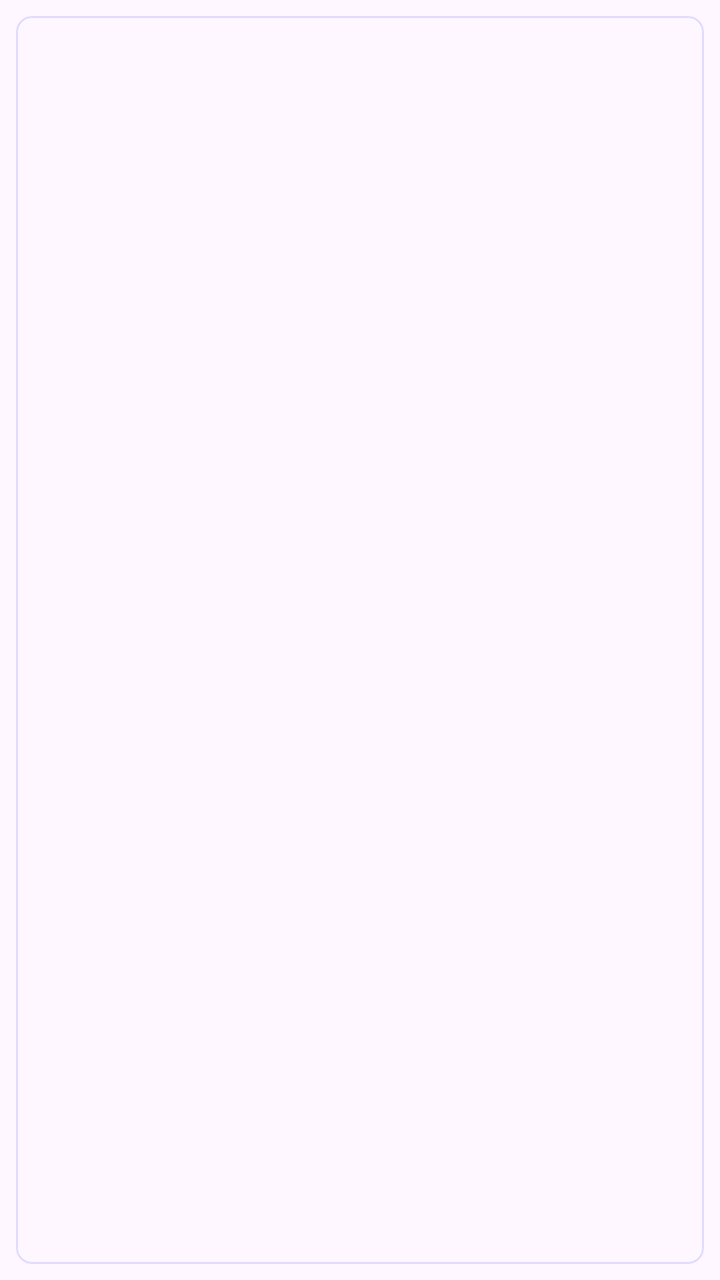
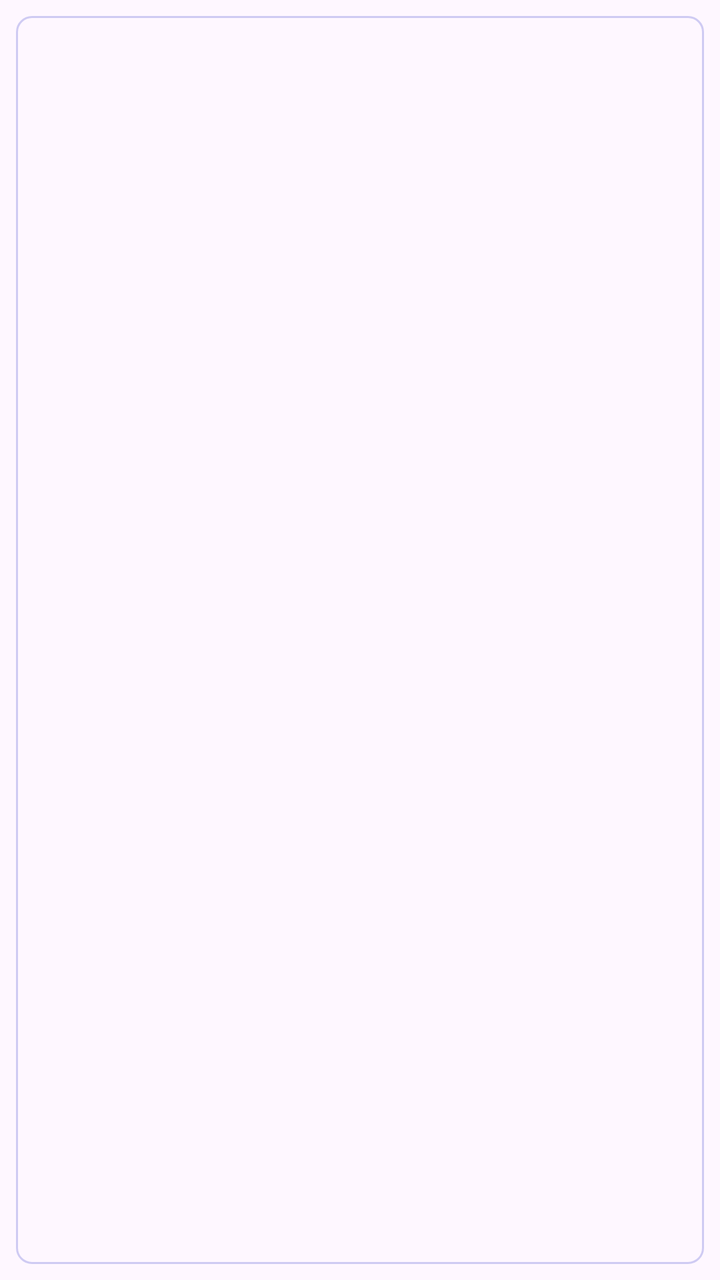

The first picture is an Android layout as it rendered before a commit; the second is the same layout after the commit. The layout source and the unified diff follow.
<!-- AndroidManifest.xml: application theme Theme.SpaceAdvisor -->
<!-- res/layout/layout_single_filter_chip.xml -->
<?xml version="1.0" encoding="utf-8"?>
<com.google.android.material.chip.Chip xmlns:android="http://schemas.android.com/apk/res/android"
    xmlns:app="http://schemas.android.com/apk/res-auto"
    style="@style/Widget.Material3.Chip.Filter"
    android:layout_width="wrap_content"
    android:layout_height="wrap_content"
    app:chipBackgroundColor="@color/chip_fill"
    app:chipStrokeColor="@color/chip_stroke"
    app:chipStrokeWidth="1dp" />
<!-- resources referenced by this layout -->
<resources>
  <style name="Theme.SpaceAdvisor" parent="Base.Theme.SpaceAdvisor">
          <item name="colorPrimary">@color/primary</item>
          <item name="customColorPrimary">@color/primary</item>
          <item name="customColorPrimaryGlow">@color/primary_glow</item>
          <item name="customColorPrimaryFaded">@color/primary_faded</item>
          <item name="customColorPrimaryLight">@color/primary_light</item>
          <item name="customColorPrimaryVariant">@color/primary_variant</item>
          <item name="customColorPrimaryVariantFaded">@color/primary_variant_faded</item>
      </style>
  <style name="Base.Theme.SpaceAdvisor" parent="Theme.Material3.DayNight.NoActionBar">
          <item name="colorPrimary">@color/primary</item>
      </style>
  <color name="primary">@color/space_purple</color>
  <color name="primary_glow">@color/space_purple_glow</color>
  <color name="primary_faded">@color/space_purple_faded</color>
  <color name="primary_light">@color/space_purple_light</color>
  <color name="primary_variant">@color/space_pink</color>
  <color name="primary_variant_faded">@color/space_pink_faded</color>
  <color name="space_purple">#575AD3</color>
  <color name="space_purple_glow">#48575AD3</color>
  <color name="space_purple_faded">#50A0A0FF</color>
  <color name="space_purple_light">#A0A0FF</color>
  <color name="space_pink">#AE52D4</color>
  <color name="space_pink_faded">#20AE52D4</color>
</resources>

<!-- the commit's change to res/layout/layout_single_filter_chip.xml (unified diff, before → after) -->
@@ -4,6 +4,6 @@
     style="@style/Widget.Material3.Chip.Filter"
     android:layout_width="wrap_content"
     android:layout_height="wrap_content"
-    app:chipBackgroundColor="@color/chip_fill"
-    app:chipStrokeColor="@color/chip_stroke"
+    app:chipBackgroundColor="@color/chip_fill_checked"
+    app:chipStrokeColor="@color/chip_stroke_checked"
     app:chipStrokeWidth="1dp" />
<!-- resource entries referenced after the edit -->
@@ -1,27 +1,21 @@
 <!-- resources referenced by this layout -->
 <resources>
   <style name="Theme.SpaceAdvisor" parent="Base.Theme.SpaceAdvisor">
-          <item name="colorPrimary">@color/primary</item>
-          <item name="customColorPrimary">@color/primary</item>
-          <item name="customColorPrimaryGlow">@color/primary_glow</item>
-          <item name="customColorPrimaryFaded">@color/primary_faded</item>
-          <item name="customColorPrimaryLight">@color/primary_light</item>
-          <item name="customColorPrimaryVariant">@color/primary_variant</item>
-          <item name="customColorPrimaryVariantFaded">@color/primary_variant_faded</item>
+          <item name="colorPrimary">@color/space_purple</item>
+          <item name="customColorPrimary">@color/space_purple</item>
+          <item name="customColorPrimaryFaded">@color/space_purple_faded</item>
+          <item name="customColorPrimaryLight">@color/space_purple_light</item>
+          <item name="customColorPrimaryLightFaded">@color/space_purple_light_faded</item>
+          <item name="customColorPrimaryVariant">@color/space_pink</item>
+          <item name="customColorPrimaryVariantFaded">@color/space_pink_faded</item>
       </style>
   <style name="Base.Theme.SpaceAdvisor" parent="Theme.Material3.DayNight.NoActionBar">
-          <item name="colorPrimary">@color/primary</item>
+          <item name="colorPrimary">@color/space_purple</item>
       </style>
-  <color name="primary">@color/space_purple</color>
-  <color name="primary_glow">@color/space_purple_glow</color>
-  <color name="primary_faded">@color/space_purple_faded</color>
-  <color name="primary_light">@color/space_purple_light</color>
-  <color name="primary_variant">@color/space_pink</color>
-  <color name="primary_variant_faded">@color/space_pink_faded</color>
   <color name="space_purple">#575AD3</color>
-  <color name="space_purple_glow">#48575AD3</color>
-  <color name="space_purple_faded">#50A0A0FF</color>
+  <color name="space_purple_faded">#48575AD3</color>
   <color name="space_purple_light">#A0A0FF</color>
+  <color name="space_purple_light_faded">#30A0A0FF</color>
   <color name="space_pink">#AE52D4</color>
   <color name="space_pink_faded">#20AE52D4</color>
 </resources>
